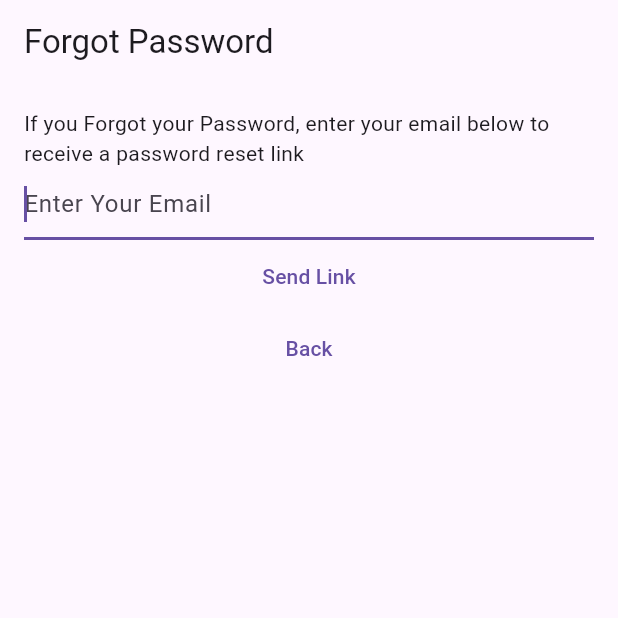
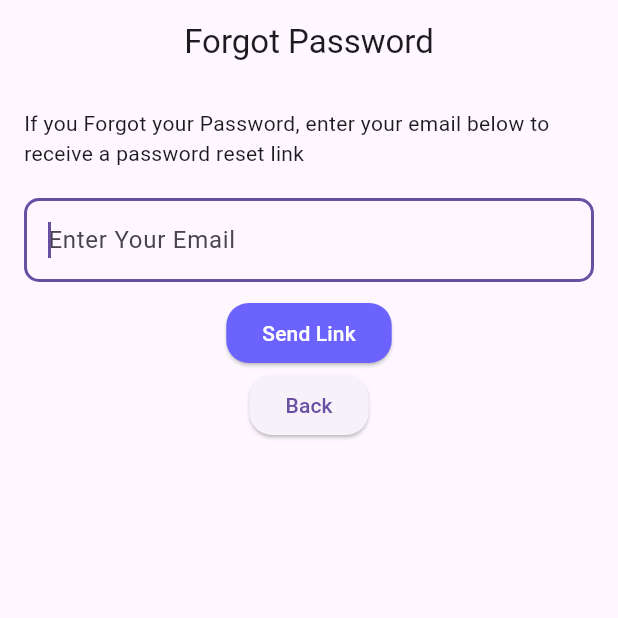
Before and after one commit to Devsonar19/My-Notes, a Flutter app: the screen it shows after launch, after a tap on "Forgot Password? Click Here", on a phone screen of 412 x 824 dp, the top half of it. Run offline on Flutter 3.47's test engine with Material 3 defaults, Android fonts, the phone set to English and light mode, and no system bars; our stand-ins replace bloc, cloud_firestore, equatable, firebase_auth, firebase_core, flutter_bloc and 1 more; accounts and stored records are empty; network calls fail.

Commit message:
Improved Register,Login and Forgot passord View

```diff
--- a/test_application/lib/views/forgot_password_view.dart
+++ b/test_application/lib/views/forgot_password_view.dart
@@ -47,12 +47,17 @@ class _ForgotPasswordViewState extends State<ForgotPasswordView> {
       child: Scaffold(
         appBar: AppBar(
           title: const Text('Forgot Password'),
+          centerTitle: true,
         ),
         body: Padding(
           padding: const EdgeInsets.all(16.0),
           child: Column(
             children: [
-              const Text('If you Forgot your Password, enter your email below to receive a password reset link'),
+              const SizedBox(
+                height: 50.0,
+                child: Text('If you Forgot your Password, enter your email below to receive a password reset link'),
+              ),
+              const SizedBox(height: 10),
               TextField(
                 keyboardType: TextInputType.emailAddress,
                 autocorrect: false,
@@ -60,23 +65,40 @@ class _ForgotPasswordViewState extends State<ForgotPasswordView> {
                 controller: _controller,
                 decoration: const InputDecoration(
                   hintText: 'Enter Your Email',
+                  border: OutlineInputBorder(
+                    borderRadius: BorderRadius.all(Radius.circular(10)),
+                  ),
                 ),
               ),
-              TextButton(
+              const SizedBox(height: 10),
+              ElevatedButton(
                   onPressed: (){
                     final email= _controller.text;
                     context
                         .read<AuthBloc>()
                         .add(AuthEventForgotPassword(email: email));
                   },
+                  style: ElevatedButton.styleFrom(
+                    backgroundColor: const Color(0xFF6C63FF),
+                    foregroundColor: Colors.white,
+                    shape: RoundedRectangleBorder(
+                      borderRadius: BorderRadius.circular(15),
+                    ),
+                  ),
                   child: const Text('Send Link'),
+
               ),
-              TextButton(
+              ElevatedButton(
                 onPressed: (){
                     context.read<AuthBloc>().add(
                       const AuthEventLogOut(),
                     );
                 },
+                style: ElevatedButton.styleFrom(
+                  shape: RoundedRectangleBorder(
+                    borderRadius: BorderRadius.circular(15),
+                  ),
+                ),
                 child: const Text('Back'),
               ),
             ],
--- a/test_application/lib/views/login_view.dart
+++ b/test_application/lib/views/login_view.dart
@@ -55,13 +55,18 @@ class _LoginViewState extends State<LoginView> {
         }
       },
       child: Scaffold(
-        appBar: AppBar(title: const Text('Login View'),
-        backgroundColor: Colors.lightBlueAccent,),
+        appBar: AppBar(
+            title: const Text('Login View'),
+            centerTitle: true
+        ),
         body: Padding(
           padding: const EdgeInsets.all(16.0),
           child: Column(
             children: [
-              const Text('Please Log into your Account to Get Started'),
+              const SizedBox(
+                height: 50.0,
+                child: Text('Please Log into your Account to Get Started'),
+              ),
               TextField(
                 controller: _email,
                 enableSuggestions: false,
@@ -69,8 +74,12 @@ class _LoginViewState extends State<LoginView> {
                 keyboardType: TextInputType.emailAddress,
                 decoration: const InputDecoration(
                   hintText: 'Enter Your Email: ',
+                  border: OutlineInputBorder(
+                    borderRadius: BorderRadius.all(Radius.circular(10)),
+                  ),
                 ),
               ),
+              const SizedBox(height: 8.0),
               TextField(
                 controller: _password,
                 obscureText: true,
@@ -78,12 +87,19 @@ class _LoginViewState extends State<LoginView> {
                 autocorrect: false,
                 decoration: const InputDecoration(
                   hintText: 'Enter Your Password: ',
+                  border: OutlineInputBorder(
+                    borderRadius: BorderRadius.all(Radius.circular(10)),
+                  ),
                 ),
               ),
-              TextButton(
+              const SizedBox(height: 10.0),
+              ElevatedButton(
                   style: TextButton.styleFrom(
-                    foregroundColor: Colors.black,
-                    backgroundColor: Colors.green,
+                    foregroundColor: Colors.white,
+                    backgroundColor: const Color(0xFF6C63FF),
+                    shape: RoundedRectangleBorder(
+                      borderRadius: BorderRadius.circular(15),
+                    ),
                   ),
                   onPressed: () async {
                     final email = _email.text;
@@ -97,10 +113,13 @@ class _LoginViewState extends State<LoginView> {
                   },
                   child: const Text('Login'),
                 ),
-              TextButton(
+              ElevatedButton(
                 style: TextButton.styleFrom(
-                  foregroundColor: Colors.black,
-                  backgroundColor: Colors.redAccent,
+                  foregroundColor: Colors.white,
+                  backgroundColor: Colors.grey,
+                  shape: RoundedRectangleBorder(
+                    borderRadius: BorderRadius.circular(15),
+                  ),
                 ),
                 onPressed: () {
                   //To Forgot password view
@@ -109,10 +128,13 @@ class _LoginViewState extends State<LoginView> {
                   );
                 }, child: const Text('Forgot Password? Click Here'),
               ),
-              TextButton(
+              ElevatedButton(
                 style: TextButton.styleFrom(
-                  foregroundColor: Colors.black,
-                  backgroundColor: Colors.blue,
+                  foregroundColor: Colors.white,
+                  backgroundColor: Colors.lightBlue,
+                  shape: RoundedRectangleBorder(
+                    borderRadius: BorderRadius.circular(15),
+                  ),
                 ),
                 onPressed: () {
                   //To registerRoute
--- a/test_application/lib/views/notes/notes_list_view.dart
+++ b/test_application/lib/views/notes/notes_list_view.dart
@@ -37,6 +37,12 @@ class NotesListView extends StatelessWidget {
               onTap: (){
                 onTap(note);
               },
+              onLongPress: () async{
+                    final shouldDelete= showDeleteDialog(context);
+                    if(await shouldDelete){
+                      onDeleteNote(note);
+                      }
+              },
               title: Text(
                 note.text,
                 maxLines: 1,
```
Also changed, not shown: test_application/lib/views/register_view.dart (+32 -6 lines).
